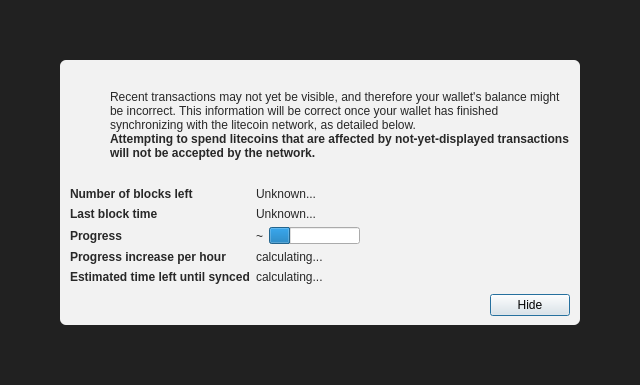
This is src/qt/forms/modaloverlay.ui in jcooper036/garrycoin as Qt 5 draws it before an edit. The edited form follows.
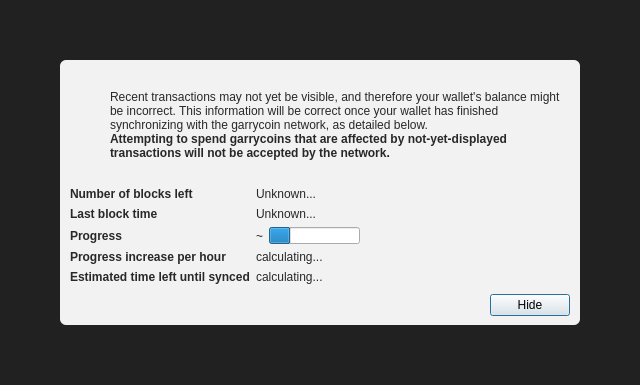
This is the edited form. Icons and pictures are not drawn. Custom widgets are drawn as their Qt base class.

Commit message: renames from litecoin base to garry coin base

```diff
--- a/src/qt/forms/modaloverlay.ui
+++ b/src/qt/forms/modaloverlay.ui
@@ -130,7 +130,7 @@
              <item>
               <widget class="QLabel" name="infoText">
                <property name="text">
-                <string>Recent transactions may not yet be visible, and therefore your wallet's balance might be incorrect. This information will be correct once your wallet has finished synchronizing with the litecoin network, as detailed below.</string>
+                <string>Recent transactions may not yet be visible, and therefore your wallet's balance might be incorrect. This information will be correct once your wallet has finished synchronizing with the garrycoin network, as detailed below.</string>
                </property>
                <property name="textFormat">
                 <enum>Qt::RichText</enum>
@@ -149,7 +149,7 @@
                 </font>
                </property>
                <property name="text">
-                <string>Attempting to spend litecoins that are affected by not-yet-displayed transactions will not be accepted by the network.</string>
+                <string>Attempting to spend garrycoins that are affected by not-yet-displayed transactions will not be accepted by the network.</string>
                </property>
                <property name="textFormat">
                 <enum>Qt::RichText</enum>
```
The commit also changes 304 other files.
